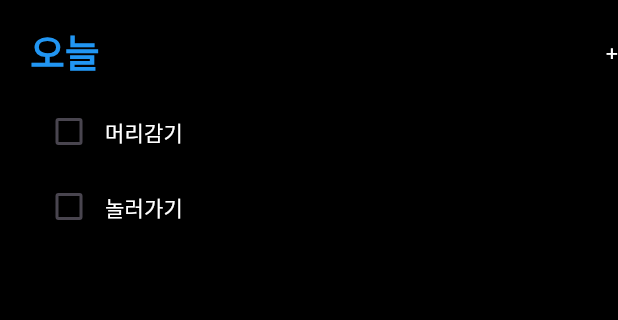
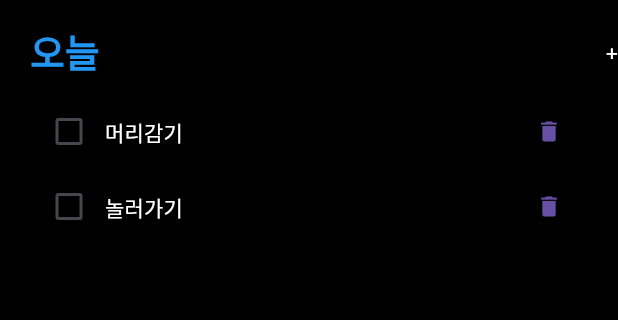
Before and after one commit to kyuyoungheo/flutter-study, a Flutter app: the screen it shows after launch, on a phone screen of 412 x 824 dp, the part 59-379 px from its top. Run offline on Flutter 3.47's test engine with Material 3 defaults, Android fonts, the phone set to English and light mode, and no system bars.

Commit message:
todo 삭제 기능 추가

```diff
--- a/AnyTodo/any_todo/lib/view/widget/todoCell.dart
+++ b/AnyTodo/any_todo/lib/view/widget/todoCell.dart
@@ -2,19 +2,21 @@ import 'package:any_todo/model/todo.dart';
 import 'package:flutter/material.dart';
 
 class TodoCell extends StatefulWidget {
-  const TodoCell({super.key, required this.todo});
+  const TodoCell({super.key, required this.todo, required this.onDeleted});
 
   final Todo todo;
+  final Function() onDeleted;
 
   @override
-  State<TodoCell> createState() => _TodoCellState(todo);
+  State<TodoCell> createState() => _TodoCellState(todo, onDeleted);
 }
 
 class _TodoCellState extends State<TodoCell> {
   final Todo todo;
   bool _isChecked = false;
+  final Function() onDeleted;
 
-  _TodoCellState(this.todo);
+  _TodoCellState(this.todo, this.onDeleted);
 
   @override
   Widget build(BuildContext context) {
@@ -37,7 +39,12 @@ class _TodoCellState extends State<TodoCell> {
                   : TextDecoration.none,
               decorationColor: Colors.white,
               decorationThickness: 2),
-        )
+        ),
+         const Spacer(),
+         IconButton(
+            icon: const Icon(Icons.delete),
+            onPressed: () { onDeleted; },
+        ),
       ],
     );
   }
```
Also changed, not shown: AnyTodo/any_todo/lib/view/MainView.dart (+11 -1 lines).
